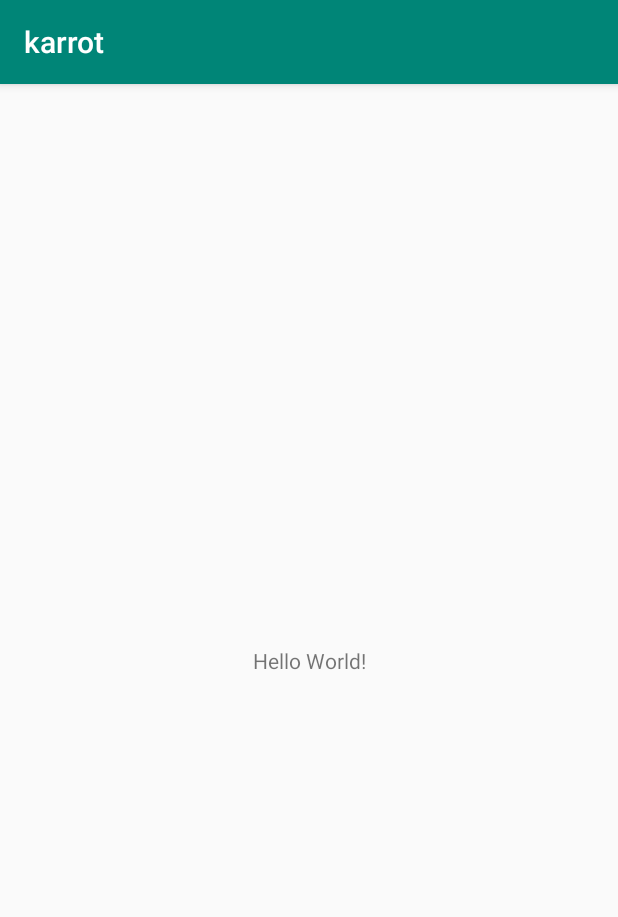
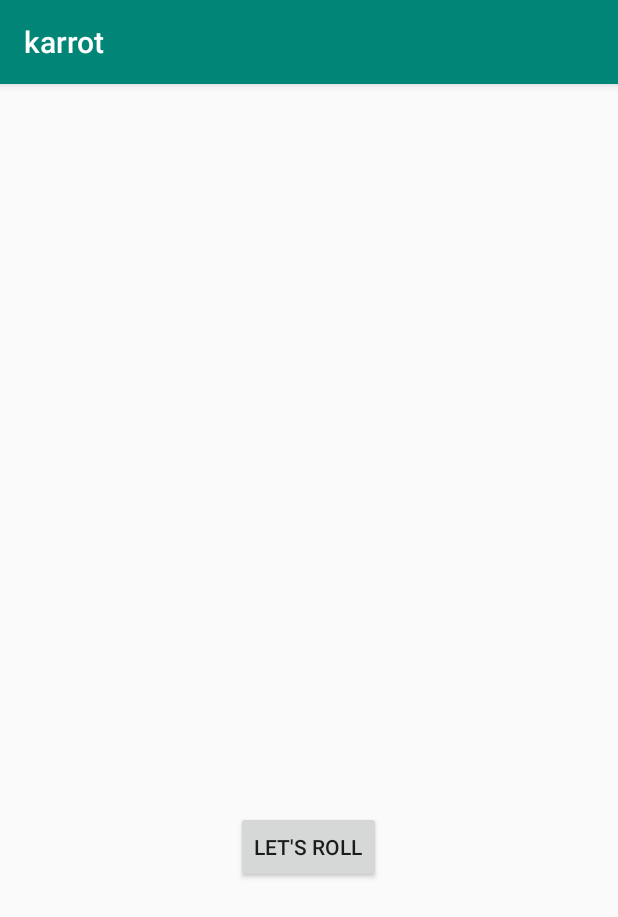
Before and after one commit to Jswizzy/karrot, an Android app: the screen it shows after launch (MainActivity), on a phone screen of 412 x 824 dp. Shown: the top 917 px of the screen. Run offline under Robolectric (Android 15) with nearby library versions, the phone set to English and light mode, and no system bars.

Commit message:
init commit

```diff
--- a/app/src/main/java/com/smithjn/karrot/MainActivity.kt
+++ b/app/src/main/java/com/smithjn/karrot/MainActivity.kt
@@ -2,11 +2,49 @@ package com.smithjn.karrot
 
 import androidx.appcompat.app.AppCompatActivity
 import android.os.Bundle
+import android.widget.Button
+import android.widget.ImageView
+import java.lang.IllegalStateException
+import kotlin.random.Random
 
 class MainActivity : AppCompatActivity() {
+
+    lateinit var diceImage: ImageView
+    lateinit var rollButton: Button
 
     override fun onCreate(savedInstanceState: Bundle?) {
         super.onCreate(savedInstanceState)
         setContentView(R.layout.activity_main)
+
+        bindViews()
+        setOnClickListeners()
+    }
+
+    private fun rollDice() {
+        val randomInt = Random.nextInt(6) + 1
+        val drawableResource = when (randomInt) {
+            1 -> R.drawable.dice_1
+            2 -> R.drawable.dice_2
+            3 -> R.drawable.dice_3
+            4 -> R.drawable.dice_4
+            5 -> R.drawable.dice_5
+            6 -> R.drawable.dice_6
+            else -> throw IllegalStateException()
+        }
+        diceImage.setImageResource(drawableResource)
+    }
+
+    private fun bindViews() {
+        diceImage = findViewById(R.id.result_image)
+        rollButton = findViewById(R.id.roll_btn)
+    }
+
+    private fun setOnClickListeners() {
+        rollButton.apply {
+            text = context.getString(R.string.roll_text)
+            setOnClickListener {
+                rollDice()
+            }
+        }
     }
 }
--- /dev/null
+++ b/app/src/main/res/drawable/dice_1.xml
@@ -0,0 +1,66 @@
+<!--
+  ~ Copyright 2018, The Android Open Source Project
+  ~
+  ~ Licensed under the Apache License, Version 2.0 (the "License");
+  ~ you may not use this file except in compliance with the License.
+  ~ You may obtain a copy of the License at
+  ~
+  ~     http://www.apache.org/licenses/LICENSE-2.0
+  ~
+  ~ Unless required by applicable law or agreed to in writing, software
+  ~ distributed under the License is distributed on an "AS IS" BASIS,
+  ~ WITHOUT WARRANTIES OR CONDITIONS OF ANY KIND, either express or implied.
+  ~ See the License for the specific language governing permissions and
+  ~ limitations under the License.
+  -->
+
+<vector xmlns:android="http://schemas.android.com/apk/res/android"
+    android:width="200dp"
+    android:height="250dp"
+    android:viewportWidth="800"
+    android:viewportHeight="1000">
+    <path
+        android:fillAlpha="0.5"
+        android:fillColor="#eee"
+        android:pathData="M740.8,635.42c-68.27,90.47 -249.77,201.76 -316,240.63a50.7,50.7 0,0 1,-49.93 0.81c-64.19,-35 -234.09,-133.88 -315.65,-242a14.69,14.69 0,0 1,-0.12 -17.49c77.58,-106.29 159.67,-258.89 341.06,-258.89 182,0 242.19,139.08 340.27,258.88A14.62,14.62 0,0 1,740.8 635.42Z"
+        android:strokeAlpha="0.5" />
+    <path
+        android:fillColor="#bdbdbd"
+        android:pathData="M704.9,630l-294.29,191.06l0,-340.85l294.29,-191.06l0,340.85z" />
+    <path
+        android:fillColor="#e0e0e0"
+        android:pathData="M97.59,630l294.29,191.06l0,-340.85l-294.29,-191.06l0,340.85z" />
+    <path
+        android:fillColor="#f5f5f5"
+        android:pathData="M400.14,464.73l-293.19,-191.45l293.19,-156.31l295.39,156.31l-295.39,191.45z" />
+    <path
+        android:fillColor="#eee"
+        android:pathData="M106.95,273.28l-9.36,15.87l294.29,191.06l8.26,-15.48l-293.19,-191.45z" />
+    <path
+        android:fillColor="#e0e0e0"
+        android:pathData="M695.53,273.28l9.37,15.87l-294.29,191.06l-10.47,-15.48l295.39,-191.45z" />
+    <path
+        android:fillColor="#eee"
+        android:pathData="M391.88,480.21h18.73v340.85h-18.73z" />
+    <path
+        android:fillColor="#f5f5f5"
+        android:pathData="M400.14,464.73l-8.26,15.48l18.73,0l-10.47,-15.48z" />
+    <path
+        android:fillColor="#78c257"
+        android:pathData="M397.45,297.62a16.9,28.71 97.07,1 0,4.16 -33.54a16.9,28.71 97.07,1 0,-4.16 33.54z" />
+    <path
+        android:fillColor="#78c257"
+        android:pathData="M297.17,539.02a30.12,16.11 53.82,1 0,26.01 -19.02a30.12,16.11 53.82,1 0,-26.01 19.02z" />
+    <path
+        android:fillColor="#78c257"
+        android:pathData="M161.96,588.24a30.12,16.11 53.82,1 0,26.01 -19.02a30.12,16.11 53.82,1 0,-26.01 19.02z" />
+    <path
+        android:fillColor="#78c257"
+        android:pathData="M551.15,579.45a30.12,16.11 126.18,1 0,35.56 -48.62a30.12,16.11 126.18,1 0,-35.56 48.62z" />
+    <path
+        android:fillColor="#78c257"
+        android:pathData="M469.12,549.58a30.12,16.11 126.18,1 0,35.56 -48.62a30.12,16.11 126.18,1 0,-35.56 48.62z" />
+    <path
+        android:fillColor="#78c257"
+        android:pathData="M633.17,609.29a30.12,16.11 126.18,1 0,35.56 -48.62a30.12,16.11 126.18,1 0,-35.56 48.62z" />
+</vector>
--- /dev/null
+++ b/app/src/main/res/drawable/dice_2.xml
@@ -0,0 +1,66 @@
+<!--
+  ~ Copyright 2018, The Android Open Source Project
+  ~
+  ~ Licensed under the Apache License, Version 2.0 (the "License");
+  ~ you may not use this file except in compliance with the License.
+  ~ You may obtain a copy of the License at
+  ~
+  ~     http://www.apache.org/licenses/LICENSE-2.0
+  ~
+  ~ Unless required by applicable law or agreed to in writing, software
+  ~ distributed under the License is distributed on an "AS IS" BASIS,
+  ~ WITHOUT WARRANTIES OR CONDITIONS OF ANY KIND, either express or implied.
+  ~ See the License for the specific language governing permissions and
+  ~ limitations under the License.
+  -->
+
+<vector xmlns:android="http://schemas.android.com/apk/res/android"
+    android:width="200dp"
+    android:height="250dp"
+    android:viewportWidth="800"
+    android:viewportHeight="1000">
+    <path
+        android:fillAlpha="0.5"
+        android:fillColor="#eee"
+        android:pathData="M740.8,635.42c-68.27,90.47 -249.77,201.76 -316,240.63a50.7,50.7 0,0 1,-49.93 0.81c-64.19,-35 -234.09,-133.88 -315.65,-242a14.69,14.69 0,0 1,-0.12 -17.49c77.58,-106.29 159.67,-258.89 341.06,-258.89 182,0 242.19,139.08 340.27,258.88A14.62,14.62 0,0 1,740.8 635.42Z"
+        android:strokeAlpha="0.5" />
+    <path
+        android:fillColor="#bdbdbd"
+        android:pathData="M704.9,630l-294.29,191.06l0,-340.85l294.29,-191.06l0,340.85z" />
+    <path
+        android:fillColor="#e0e0e0"
+        android:pathData="M97.59,630l294.29,191.06l0,-340.85l-294.29,-191.06l0,340.85z" />
+    <path
+        android:fillColor="#f5f5f5"
+        android:pathData="M400.14,464.73l-293.19,-191.45l293.19,-156.31l295.39,156.31l-295.39,191.45z" />
+    <path
+        android:fillColor="#eee"
+        android:pathData="M106.95,273.28l-9.36,15.87l294.29,191.06l8.26,-15.48l-293.19,-191.45z" />
+    <path
+        android:fillColor="#e0e0e0"
+        android:pathData="M695.53,273.28l9.37,15.87l-294.29,191.06l-10.47,-15.48l295.39,-191.45z" />
+    <path
+        android:fillColor="#eee"
+        android:pathData="M391.88,480.21h18.73v340.85h-18.73z" />
+    <path
+        android:fillColor="#f5f5f5"
+        android:pathData="M400.14,464.73l-8.26,15.48l18.73,0l-10.47,-15.48z" />
+    <path
+        android:fillColor="#78c257"
+        android:pathData="M520.85,303.25a16.9,28.71 97.07,1 0,4.16 -33.54a16.9,28.71 97.07,1 0,-4.16 33.54z" />
+    <path
+        android:fillColor="#78c257"
+        android:pathData="M273.33,291.99a16.9,28.71 97.07,1 0,4.16 -33.54a16.9,28.71 97.07,1 0,-4.16 33.54z" />
+    <path
+        android:fillColor="#78c257"
+        android:pathData="M229.56,563.64a30.12,16.11 53.82,1 0,26.01 -19.02a30.12,16.11 53.82,1 0,-26.01 19.02z" />
+    <path
+        android:fillColor="#78c257"
+        android:pathData="M311.58,533.77a30.12,16.11 53.82,1 0,26.01 -19.02a30.12,16.11 53.82,1 0,-26.01 19.02z" />
+    <path
+        android:fillColor="#78c257"
+        android:pathData="M147.54,593.49a30.12,16.11 53.82,1 0,26.01 -19.02a30.12,16.11 53.82,1 0,-26.01 19.02z" />
+    <path
+        android:fillColor="#78c257"
+        android:pathData="M551.15,579.45a30.12,16.11 126.18,1 0,35.56 -48.62a30.12,16.11 126.18,1 0,-35.56 48.62z" />
+</vector>
--- /dev/null
+++ b/app/src/main/res/drawable/dice_3.xml
@@ -0,0 +1,66 @@
+<!--
+  ~ Copyright 2018, The Android Open Source Project
+  ~
+  ~ Licensed under the Apache License, Version 2.0 (the "License");
+  ~ you may not use this file except in compliance with the License.
+  ~ You may obtain a copy of the License at
+  ~
+  ~     http://www.apache.org/licenses/LICENSE-2.0
+  ~
+  ~ Unless required by applicable law or agreed to in writing, software
+  ~ distributed under the License is distributed on an "AS IS" BASIS,
+  ~ WITHOUT WARRANTIES OR CONDITIONS OF ANY KIND, either express or implied.
+  ~ See the License for the specific language governing permissions and
+  ~ limitations under the License.
+  -->
+
+<vector xmlns:android="http://schemas.android.com/apk/res/android"
+    android:width="200dp"
+    android:height="250dp"
+    android:viewportWidth="800"
+    android:viewportHeight="1000">
+    <path
+        android:fillAlpha="0.5"
+        android:fillColor="#eee"
+        android:pathData="M740.8,635.42c-68.27,90.47 -249.77,201.76 -316,240.63a50.7,50.7 0,0 1,-49.93 0.81c-64.19,-35 -234.09,-133.88 -315.65,-242a14.69,14.69 0,0 1,-0.12 -17.49c77.58,-106.29 159.67,-258.89 341.06,-258.89 182,0 242.19,139.08 340.27,258.88A14.62,14.62 0,0 1,740.8 635.42Z"
+        android:strokeAlpha="0.5" />
+    <path
+        android:fillColor="#bdbdbd"
+        android:pathData="M704.9,630l-294.29,191.06l0,-340.85l294.29,-191.06l0,340.85z" />
+    <path
+        android:fillColor="#e0e0e0"
+        android:pathData="M97.59,630l294.29,191.06l0,-340.85l-294.29,-191.06l0,340.85z" />
+    <path
+        android:fillColor="#f5f5f5"
+        android:pathData="M400.14,464.73l-293.19,-191.45l293.19,-156.31l295.39,156.31l-295.39,191.45z" />
+    <path
+        android:fillColor="#eee"
+        android:pathData="M106.95,273.28l-9.36,15.87l294.29,191.06l8.26,-15.48l-293.19,-191.45z" />
+    <path
+        android:fillColor="#e0e0e0"
+        android:pathData="M695.53,273.28l9.37,15.87l-294.29,191.06l-10.47,-15.48l295.39,-191.45z" />
+    <path
+        android:fillColor="#eee"
+        android:pathData="M391.88,480.21h18.73v340.85h-18.73z" />
+    <path
+        android:fillColor="#f5f5f5"
+        android:pathData="M400.14,464.73l-8.26,15.48l18.73,0l-10.47,-15.48z" />
+    <path
+        android:fillColor="#78c257"
+        android:pathData="M398.11,297.62a16.9,28.71 97.07,1 0,4.16 -33.54a16.9,28.71 97.07,1 0,-4.16 33.54z" />
+    <path
+        android:fillColor="#78c257"
+        android:pathData="M548.27,304.46a16.9,28.71 97.07,1 0,4.16 -33.54a16.9,28.71 97.07,1 0,-4.16 33.54z" />
+    <path
+        android:fillColor="#78c257"
+        android:pathData="M247.95,290.79a16.9,28.71 97.07,1 0,4.16 -33.54a16.9,28.71 97.07,1 0,-4.16 33.54z" />
+    <path
+        android:fillColor="#78c257"
+        android:pathData="M229.56,563.64a30.12,16.11 53.82,1 0,26.01 -19.02a30.12,16.11 53.82,1 0,-26.01 19.02z" />
+    <path
+        android:fillColor="#78c257"
+        android:pathData="M483.54,554.83a30.12,16.11 126.18,1 0,35.56 -48.62a30.12,16.11 126.18,1 0,-35.56 48.62z" />
+    <path
+        android:fillColor="#78c257"
+        android:pathData="M618.75,604.04a30.12,16.11 126.18,1 0,35.56 -48.62a30.12,16.11 126.18,1 0,-35.56 48.62z" />
+</vector>
--- /dev/null
+++ b/app/src/main/res/drawable/dice_4.xml
@@ -0,0 +1,69 @@
+<!--
+  ~ Copyright 2018, The Android Open Source Project
+  ~
+  ~ Licensed under the Apache License, Version 2.0 (the "License");
+  ~ you may not use this file except in compliance with the License.
+  ~ You may obtain a copy of the License at
+  ~
+  ~     http://www.apache.org/licenses/LICENSE-2.0
+  ~
+  ~ Unless required by applicable law or agreed to in writing, software
+  ~ distributed under the License is distributed on an "AS IS" BASIS,
+  ~ WITHOUT WARRANTIES OR CONDITIONS OF ANY KIND, either express or implied.
+  ~ See the License for the specific language governing permissions and
+  ~ limitations under the License.
+  -->
+
+<vector xmlns:android="http://schemas.android.com/apk/res/android"
+    android:width="200dp"
+    android:height="250dp"
+    android:viewportWidth="800"
+    android:viewportHeight="1000">
+    <path
+        android:fillAlpha="0.5"
+        android:fillColor="#eee"
+        android:pathData="M740.8,635.42c-68.27,90.47 -249.77,201.76 -316,240.63a50.7,50.7 0,0 1,-49.93 0.81c-64.19,-35 -234.09,-133.88 -315.65,-242a14.69,14.69 0,0 1,-0.12 -17.49c77.58,-106.29 159.67,-258.89 341.06,-258.89 182,0 242.19,139.08 340.27,258.88A14.62,14.62 0,0 1,740.8 635.42Z"
+        android:strokeAlpha="0.5" />
+    <path
+        android:fillColor="#bdbdbd"
+        android:pathData="M704.9,630l-294.29,191.06l0,-340.85l294.29,-191.06l0,340.85z" />
+    <path
+        android:fillColor="#e0e0e0"
+        android:pathData="M97.59,630l294.29,191.06l0,-340.85l-294.29,-191.06l0,340.85z" />
+    <path
+        android:fillColor="#f5f5f5"
+        android:pathData="M400.14,464.73l-293.19,-191.45l293.19,-156.31l295.39,156.31l-295.39,191.45z" />
+    <path
+        android:fillColor="#eee"
+        android:pathData="M106.95,273.28l-9.36,15.87l294.29,191.06l8.26,-15.48l-293.19,-191.45z" />
+    <path
+        android:fillColor="#e0e0e0"
+        android:pathData="M695.53,273.28l9.37,15.87l-294.29,191.06l-10.47,-15.48l295.39,-191.45z" />
+    <path
+        android:fillColor="#eee"
+        android:pathData="M391.88,480.21h18.73v340.85h-18.73z" />
+    <path
+        android:fillColor="#f5f5f5"
+        android:pathData="M400.14,464.73l-8.26,15.48l18.73,0l-10.47,-15.48z" />
+    <path
+        android:fillColor="#78c257"
+        android:pathData="M530.08,303.65a16.9,28.71 97.07,1 0,4.16 -33.54a16.9,28.71 97.07,1 0,-4.16 33.54z" />
+    <path
+        android:fillColor="#78c257"
+        android:pathData="M389.68,218.17a16.9,28.71 97.07,1 0,4.16 -33.54a16.9,28.71 97.07,1 0,-4.16 33.54z" />
+    <path
+        android:fillColor="#78c257"
+        android:pathData="M405.35,377.09a16.9,28.71 97.07,1 0,4.16 -33.54a16.9,28.71 97.07,1 0,-4.16 33.54z" />
+    <path
+        android:fillColor="#78c257"
+        android:pathData="M264.95,291.6a16.9,28.71 97.07,1 0,4.16 -33.54a16.9,28.71 97.07,1 0,-4.16 33.54z" />
+    <path
+        android:fillColor="#78c257"
+        android:pathData="M297.17,541.59a30.12,16.11 53.82,1 0,26.01 -19.02a30.12,16.11 53.82,1 0,-26.01 19.02z" />
+    <path
+        android:fillColor="#78c257"
+        android:pathData="M161.96,590.81a30.12,16.11 53.82,1 0,26.01 -19.02a30.12,16.11 53.82,1 0,-26.01 19.02z" />
+    <path
+        android:fillColor="#78c257"
+        android:pathData="M551.15,579.45a30.12,16.11 126.18,1 0,35.56 -48.62a30.12,16.11 126.18,1 0,-35.56 48.62z" />
+</vector>
--- /dev/null
+++ b/app/src/main/res/drawable/dice_5.xml
@@ -0,0 +1,75 @@
+<!--
+  ~ Copyright 2018, The Android Open Source Project
+  ~
+  ~ Licensed under the Apache License, Version 2.0 (the "License");
+  ~ you may not use this file except in compliance with the License.
+  ~ You may obtain a copy of the License at
+  ~
+  ~     http://www.apache.org/licenses/LICENSE-2.0
+  ~
+  ~ Unless required by applicable law or agreed to in writing, software
+  ~ distributed under the License is distributed on an "AS IS" BASIS,
+  ~ WITHOUT WARRANTIES OR CONDITIONS OF ANY KIND, either express or implied.
+  ~ See the License for the specific language governing permissions and
+  ~ limitations under the License.
+  -->
+
+<vector xmlns:android="http://schemas.android.com/apk/res/android"
+    android:width="200dp"
+    android:height="250dp"
+    android:viewportWidth="800"
+    android:viewportHeight="1000">
+    <path
+        android:fillAlpha="0.5"
+        android:fillColor="#eee"
+        android:pathData="M740.8,635.42c-68.27,90.47 -249.77,201.76 -316,240.63a50.7,50.7 0,0 1,-49.93 0.81c-64.19,-35 -234.09,-133.88 -315.65,-242a14.69,14.69 0,0 1,-0.12 -17.49c77.58,-106.29 159.67,-258.89 341.06,-258.89 182,0 242.19,139.08 340.27,258.88A14.62,14.62 0,0 1,740.8 635.42Z"
+        android:strokeAlpha="0.5" />
+    <path
+        android:fillColor="#bdbdbd"
+        android:pathData="M704.9,630l-294.29,191.06l0,-340.85l294.29,-191.06l0,340.85z" />
+    <path
+        android:fillColor="#e0e0e0"
+        android:pathData="M97.59,630l294.29,191.06l0,-340.85l-294.29,-191.06l0,340.85z" />
+    <path
+        android:fillColor="#f5f5f5"
+        android:pathData="M400.14,464.73l-293.19,-191.45l293.19,-156.31l295.39,156.31l-295.39,191.45z" />
+    <path
+        android:fillColor="#eee"
+        android:pathData="M106.95,273.28l-9.36,15.87l294.29,191.06l8.26,-15.48l-293.19,-191.45z" />
+    <path
+        android:fillColor="#e0e0e0"
+        android:pathData="M695.53,273.28l9.37,15.87l-294.29,191.06l-10.47,-15.48l295.39,-191.45z" />
+    <path
+        android:fillColor="#eee"
+        android:pathData="M391.88,480.21h18.73v340.85h-18.73z" />
+    <path
+        android:fillColor="#f5f5f5"
+        android:pathData="M400.14,464.73l-8.26,15.48l18.73,0l-10.47,-15.48z" />
+    <path
+        android:fillColor="#78c257"
+        android:pathData="M397.05,297.63a16.9,28.71 97.07,1 0,4.16 -33.54a16.9,28.71 97.07,1 0,-4.16 33.54z" />
+    <path
+        android:fillColor="#78c257"
+        android:pathData="M547.21,304.45a16.9,28.71 97.07,1 0,4.16 -33.54a16.9,28.71 97.07,1 0,-4.16 33.54z" />
+    <path
+        android:fillColor="#78c257"
+        android:pathData="M388.17,207.62a16.9,28.71 97.07,1 0,4.16 -33.54a16.9,28.71 97.07,1 0,-4.16 33.54z" />
+    <path
+        android:fillColor="#78c257"
+        android:pathData="M405.93,387.62a16.9,28.71 97.07,1 0,4.16 -33.54a16.9,28.71 97.07,1 0,-4.16 33.54z" />
+    <path
+        android:fillColor="#78c257"
+        android:pathData="M246.89,290.79a16.9,28.71 97.07,1 0,4.16 -33.54a16.9,28.71 97.07,1 0,-4.16 33.54z" />
+    <path
+        android:fillColor="#78c257"
+        android:pathData="M229.56,563.64a30.12,16.11 53.82,1 0,26.01 -19.02a30.12,16.11 53.82,1 0,-26.01 19.02z" />
+    <path
+        android:fillColor="#78c257"
+        android:pathData="M551.15,579.45a30.12,16.11 126.18,1 0,35.56 -48.62a30.12,16.11 126.18,1 0,-35.56 48.62z" />
+    <path
+        android:fillColor="#78c257"
+        android:pathData="M469.12,549.58a30.12,16.11 126.18,1 0,35.56 -48.62a30.12,16.11 126.18,1 0,-35.56 48.62z" />
+    <path
+        android:fillColor="#78c257"
+        android:pathData="M633.17,609.29a30.12,16.11 126.18,1 0,35.56 -48.62a30.12,16.11 126.18,1 0,-35.56 48.62z" />
+</vector>
--- /dev/null
+++ b/app/src/main/res/drawable/dice_6.xml
@@ -0,0 +1,81 @@
+<!--
+  ~ Copyright 2018, The Android Open Source Project
+  ~
+  ~ Licensed under the Apache License, Version 2.0 (the "License");
+  ~ you may not use this file except in compliance with the License.
+  ~ You may obtain a copy of the License at
+  ~
+  ~     http://www.apache.org/licenses/LICENSE-2.0
+  ~
+  ~ Unless required by applicable law or agreed to in writing, software
+  ~ distributed under the License is distributed on an "AS IS" BASIS,
+  ~ WITHOUT WARRANTIES OR CONDITIONS OF ANY KIND, either express or implied.
+  ~ See the License for the specific language governing permissions and
+  ~ limitations under the License.
+  -->
+
+<vector xmlns:android="http://schemas.android.com/apk/res/android"
+    android:width="200dp"
+    android:height="250dp"
+    android:viewportWidth="800"
+    android:viewportHeight="1000">
+    <path
+        android:fillAlpha="0.5"
+        android:fillColor="#eee"
+        android:pathData="M740.8,635.42c-68.27,90.47 -249.77,201.76 -316,240.63a50.7,50.7 0,0 1,-49.93 0.81c-64.19,-35 -234.09,-133.88 -315.65,-242a14.69,14.69 0,0 1,-0.12 -17.49c77.58,-106.29 159.67,-258.89 341.06,-258.89 182,0 242.19,139.08 340.27,258.88A14.62,14.62 0,0 1,740.8 635.42Z"
+        android:strokeAlpha="0.5" />
+    <path
+        android:fillColor="#bdbdbd"
+        android:pathData="M704.9,630l-294.29,191.06l0,-340.85l294.29,-191.06l0,340.85z" />
+    <path
+        android:fillColor="#e0e0e0"
+        android:pathData="M97.59,630l294.29,191.06l0,-340.85l-294.29,-191.06l0,340.85z" />
+    <path
+        android:fillColor="#f5f5f5"
+        android:pathData="M400.14,464.73l-293.19,-191.45l293.19,-156.31l295.39,156.31l-295.39,191.45z" />
+    <path
+        android:fillColor="#eee"
+        android:pathData="M106.95,273.28l-9.36,15.87l294.29,191.06l8.26,-15.48l-293.19,-191.45z" />
+    <path
+        android:fillColor="#e0e0e0"
+        android:pathData="M695.53,273.28l9.37,15.87l-294.29,191.06l-10.47,-15.48l295.39,-191.45z" />
+    <path
+        android:fillColor="#eee"
+        android:pathData="M391.88,480.21h18.73v340.85h-18.73z" />
+    <path
+        android:fillColor="#f5f5f5"
+        android:pathData="M400.14,464.73l-8.26,15.48l18.73,0l-10.47,-15.48z" />
+    <path
+        android:fillColor="#78c257"
+        android:pathData="M326.53,254.89a16.9,28.71 97.07,1 0,4.16 -33.54a16.9,28.71 97.07,1 0,-4.16 33.54z" />
+    <path
+        android:fillColor="#78c257"
+        android:pathData="M537.57,298.78a16.9,28.71 97.07,1 0,4.16 -33.54a16.9,28.71 97.07,1 0,-4.16 33.54z" />
+    <path
+        android:fillColor="#78c257"
+        android:pathData="M397.17,213.3a16.9,28.71 97.07,1 0,4.16 -33.54a16.9,28.71 97.07,1 0,-4.16 33.54z" />
+    <path
+        android:fillColor="#78c257"
+        android:pathData="M396.31,381.95a16.9,28.71 97.07,1 0,4.16 -33.54a16.9,28.71 97.07,1 0,-4.16 33.54z" />
+    <path
+        android:fillColor="#78c257"
+        android:pathData="M255.91,296.47a16.9,28.71 97.07,1 0,4.16 -33.54a16.9,28.71 97.07,1 0,-4.16 33.54z" />
+    <path
+        android:fillColor="#78c257"
+        android:pathData="M466.93,340.37a16.9,28.71 97.07,1 0,4.16 -33.54a16.9,28.71 97.07,1 0,-4.16 33.54z" />
+    <path
+        android:fillColor="#78c257"
+        android:pathData="M230,563.64a30.12,16.11 53.82,1 0,26.01 -19.02a30.12,16.11 53.82,1 0,-26.01 19.02z" />
+    <path
+        android:fillColor="#78c257"
+        android:pathData="M312.02,533.78a30.12,16.11 53.82,1 0,26.01 -19.02a30.12,16.11 53.82,1 0,-26.01 19.02z" />
+    <path
+        android:fillColor="#78c257"
+        android:pathData="M147.96,593.48a30.12,16.11 53.82,1 0,26.01 -19.02a30.12,16.11 53.82,1 0,-26.01 19.02z" />
+    <path
+        android:fillColor="#78c257"
+        android:pathData="M483.54,554.83a30.12,16.11 126.18,1 0,35.56 -48.62a30.12,16.11 126.18,1 0,-35.56 48.62z" />
+    <path
+        android:fillColor="#78c257"
+        android:pathData="M618.75,604.04a30.12,16.11 126.18,1 0,35.56 -48.62a30.12,16.11 126.18,1 0,-35.56 48.62z" />
+</vector>
--- /dev/null
+++ b/app/src/main/res/drawable/empty_dice.xml
@@ -0,0 +1,27 @@
+<!--
+  ~ Copyright 2018, The Android Open Source Project
+  ~
+  ~ Licensed under the Apache License, Version 2.0 (the "License");
+  ~ you may not use this file except in compliance with the License.
+  ~ You may obtain a copy of the License at
+  ~
+  ~     http://www.apache.org/licenses/LICENSE-2.0
+  ~
+  ~ Unless required by applicable law or agreed to in writing, software
+  ~ distributed under the License is distributed on an "AS IS" BASIS,
+  ~ WITHOUT WARRANTIES OR CONDITIONS OF ANY KIND, either express or implied.
+  ~ See the License for the specific language governing permissions and
+  ~ limitations under the License.
+  -->
+
+<vector xmlns:android="http://schemas.android.com/apk/res/android"
+    android:width="200dp"
+    android:height="250dp"
+    android:viewportWidth="800"
+    android:viewportHeight="1000">
+
+    <path
+        android:fillColor="#00000000"
+        android:pathData="M0,0l0,0z" />
+
+</vector>
--- a/app/src/main/res/layout/activity_main.xml
+++ b/app/src/main/res/layout/activity_main.xml
@@ -1,19 +1,26 @@
 <?xml version="1.0" encoding="utf-8"?>
-<androidx.constraintlayout.widget.ConstraintLayout
-        xmlns:android="http://schemas.android.com/apk/res/android"
-        xmlns:tools="http://schemas.android.com/tools"
-        xmlns:app="http://schemas.android.com/apk/res-auto"
-        android:layout_width="match_parent"
-        android:layout_height="match_parent"
-        tools:context=".MainActivity">
+<LinearLayout xmlns:android="http://schemas.android.com/apk/res/android"
+              xmlns:tools="http://schemas.android.com/tools"
+              android:layout_width="match_parent"
+              android:layout_height="wrap_content"
+              android:layout_gravity="center_vertical"
+              android:orientation="vertical"
+              tools:context=".MainActivity">
 
-    <TextView
+    <ImageView
+            android:id="@+id/result_image"
             android:layout_width="wrap_content"
             android:layout_height="wrap_content"
-            android:text="Hello World!"
-            app:layout_constraintBottom_toBottomOf="parent"
-            app:layout_constraintLeft_toLeftOf="parent"
-            app:layout_constraintRight_toRightOf="parent"
-            app:layout_constraintTop_toTopOf="parent"/>
+            android:src="@drawable/empty_dice"
+            tools:src="@drawable/dice_6"
+            android:layout_gravity="center_horizontal"
+            android:contentDescription="@string/dice"/>
 
-</androidx.constraintlayout.widget.ConstraintLayout>
+    <Button
+            android:id="@+id/roll_btn"
+            android:layout_width="wrap_content"
+            android:layout_height="wrap_content"
+            android:layout_gravity="center_horizontal"
+            android:text="@string/roll" />
+
+</LinearLayout>
--- a/app/src/main/res/values/strings.xml
+++ b/app/src/main/res/values/strings.xml
@@ -1,3 +1,7 @@
 <resources>
     <string name="app_name">karrot</string>
+    <string name="roll">Roll</string>
+    <string name="Value">1</string>
+    <string name="dice">Dice</string>
+    <string name="roll_text">Let\'s roll</string>
 </resources>
--- a/lib/src/main/java/com/smithjn/karrot/main.kt
+++ /dev/null
@@ -1 +0,0 @@
-package com.smithjn.karrot
```
